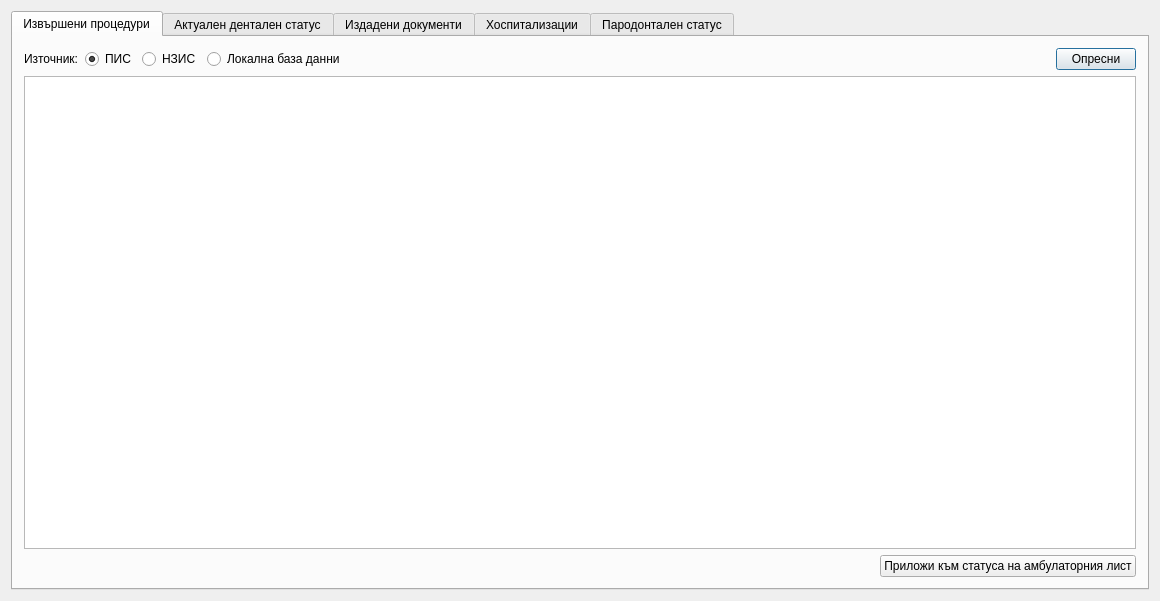
First picture: the form in src/View/Widgets/PatientHistoryDialog.ui, repository thefinalcutbg/DinoDent, before the edit.
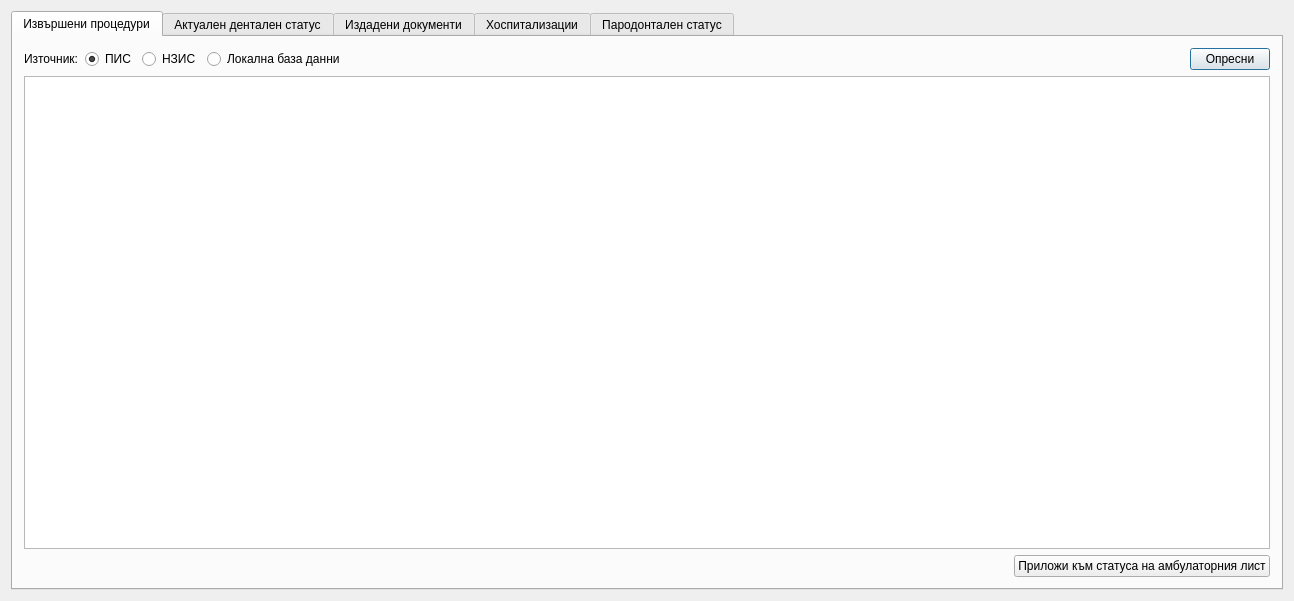
Second picture: the form after the edit. Custom widgets are drawn as their Qt base class.

Diff of the .ui file:
```diff
--- a/src/View/Widgets/PatientHistoryDialog.ui
+++ b/src/View/Widgets/PatientHistoryDialog.ui
@@ -6,7 +6,7 @@
    <rect>
     <x>0</x>
     <y>0</y>
-    <width>1160</width>
+    <width>1294</width>
     <height>601</height>
    </rect>
   </property>
```
